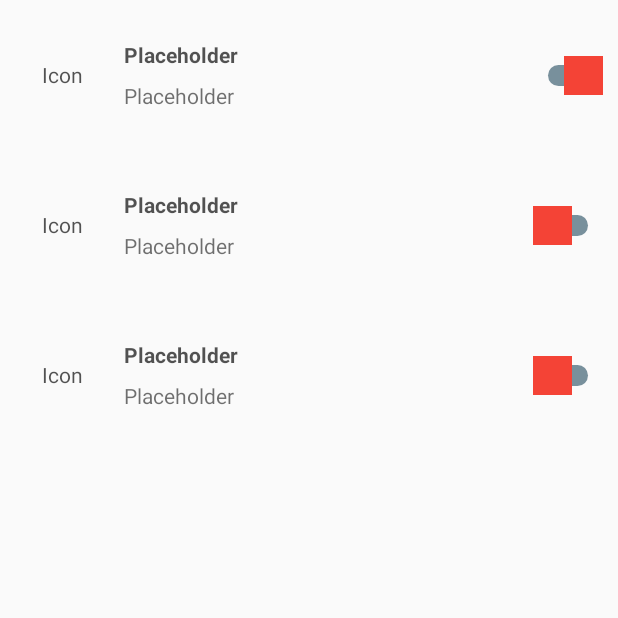
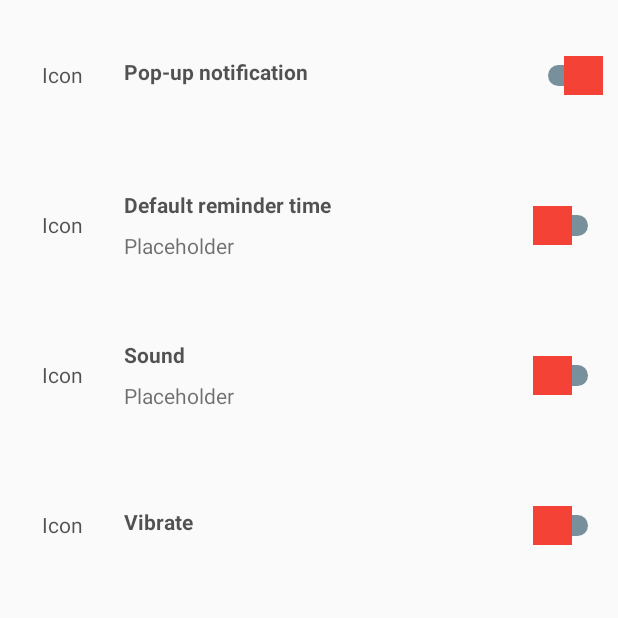
Before and after one commit to tklg/SiTschedule, an Android app: the fragment SettingsFragment shown on its own in the app's theme, on a phone screen of 412 x 824 dp, the top half of it. Run offline under Robolectric (Android 15) with nearby library versions, the phone set to English and light mode, and no system bars; 2 statements that could not run were skipped.

Commit message:
settings page

```diff
--- a/app/build.gradle
+++ b/app/build.gradle
@@ -29,7 +29,6 @@ android {
         }
     }
     dexOptions {
-        incremental true
     }
 }
 
--- a/app/src/main/java/net/tkluge/schedule/ScheduleItemAdapter.java
+++ b/app/src/main/java/net/tkluge/schedule/ScheduleItemAdapter.java
@@ -21,6 +21,7 @@ public class ScheduleItemAdapter extends ArrayAdapter<ScheduleItem> {
     private static class ViewHolder {
         TextView name;
         TextView location;
+        TextView detail;
         Button clickmenu;
         TextView time_start;
         TextView time_end;
@@ -42,6 +43,7 @@ public class ScheduleItemAdapter extends ArrayAdapter<ScheduleItem> {
 
             viewHolder.name = (TextView) convertView.findViewById(R.id.event_name);
             viewHolder.location = (TextView) convertView.findViewById(R.id.event_location);
+            viewHolder.detail = (TextView) convertView.findViewById(R.id.event_detail);
             viewHolder.time_start = (TextView) convertView.findViewById(R.id.event_time_start);
             viewHolder.time_end = (TextView) convertView.findViewById(R.id.event_time_end);
             //viewHolder.clickmenu = (Button) convertView.findViewById(R.id.btn_edit);
@@ -79,6 +81,7 @@ public class ScheduleItemAdapter extends ArrayAdapter<ScheduleItem> {
         //fill template
         viewHolder.name.setText(file.name);
         viewHolder.location.setText(file.location);
+        viewHolder.detail.setText(file.detail);
         viewHolder.time_start.setText(time_start);
         viewHolder.time_end.setText(time_end);
         //viewHolder.clickmenu.setTypeface(Typefaces.get(context, "fontawesome-webfont.ttf"));
--- a/app/src/main/res/layout/fragment_manager.xml
+++ b/app/src/main/res/layout/fragment_manager.xml
@@ -12,7 +12,7 @@
         android:layout_width="56dp"
         android:layout_height="56dp"
         android:id="@+id/manager_add_button"
-        android:elevation="14dp"
+        android:elevation="20dp"
         android:layout_alignParentBottom="true"
         android:layout_alignParentEnd="true"
         android:layout_marginEnd="20dp"
--- a/app/src/main/res/layout/fragment_settings.xml
+++ b/app/src/main/res/layout/fragment_settings.xml
@@ -34,21 +34,14 @@
 
                 <TextView
                     android:layout_width="fill_parent"
-                    android:layout_height="50dp"
-                    android:text="@string/placeholder"
+                    android:layout_height="match_parent"
+                    android:text="@string/settings_push_header"
                     android:id="@+id/textView2"
-                    android:gravity="bottom"
                     android:paddingBottom="4dp"
                     android:textStyle="bold"
-                    android:textColor="@color/text_content" />
+                    android:textColor="@color/text_content"
+                    android:gravity="center_vertical" />
 
-                <TextView
-                    android:layout_width="match_parent"
-                    android:layout_height="50dp"
-                    android:text="@string/placeholder"
-                    android:id="@+id/textView3"
-                    android:paddingTop="4dp"
-                    android:textColor="@color/text_content_2" />
             </LinearLayout>
 
             <Switch
@@ -90,7 +83,7 @@
                 <TextView
                     android:layout_width="fill_parent"
                     android:layout_height="50dp"
-                    android:text="@string/placeholder"
+                    android:text="@string/settings_reminder_time_header"
                     android:id="@+id/textView5"
                     android:gravity="bottom"
                     android:paddingBottom="4dp"
@@ -146,7 +139,7 @@
                 <TextView
                     android:layout_width="fill_parent"
                     android:layout_height="50dp"
-                    android:text="@string/placeholder"
+                    android:text="@string/settings_reminder_sound"
                     android:id="@+id/textView8"
                     android:gravity="bottom"
                     android:paddingBottom="4dp"
@@ -178,5 +171,54 @@
 
         </LinearLayout>
 
+        <LinearLayout
+            android:orientation="horizontal"
+            android:layout_width="match_parent"
+            android:layout_height="100dp"
+            android:divider="@color/accent" >
+
+            <TextView
+                android:layout_width="match_parent"
+                android:layout_height="match_parent"
+                android:text="Icon"
+                android:id="@+id/textView10"
+                android:layout_weight=".8"
+                android:gravity="center"
+                android:textColor="@color/text_content" />
+
+            <LinearLayout
+                android:orientation="vertical"
+                android:layout_width="match_parent"
+                android:layout_height="match_parent"
+                android:layout_weight=".4" >
+
+                <TextView
+                    android:layout_width="fill_parent"
+                    android:layout_height="match_parent"
+                    android:text="@string/settings_reminder_vibrate"
+                    android:id="@+id/textView11"
+                    android:paddingBottom="4dp"
+                    android:textStyle="bold"
+                    android:textColor="@color/text_content"
+                    android:gravity="center_vertical" />
+
+            </LinearLayout>
+
+            <Switch
+                android:layout_width="match_parent"
+                android:layout_height="match_parent"
+                android:id="@+id/switch4"
+                android:layout_weight=".8"
+                android:gravity="center"
+                android:checked="false"
+                android:paddingRight="10dp"
+                android:trackTint="@color/accent"
+                android:thumbTint="@color/main"
+                android:thumbTintMode="src_over"
+                android:trackTintMode="src_over"
+                android:splitTrack="false" />
+
+        </LinearLayout>
+
     </LinearLayout>
 </RelativeLayout>
--- a/app/src/main/res/values/strings.xml
+++ b/app/src/main/res/values/strings.xml
@@ -5,15 +5,9 @@
     <string name="title_section2">App Settings</string>
     <string name="title_section3">Manage Schedules</string>
 
-    <string name="navigation_drawer_open">Open navigation drawer</string>
-    <string name="navigation_drawer_close">Close navigation drawer</string>
-
     <string name="action_settings">Settings</string>
 
     <string name="placeholder">Placeholder</string>
-
-    <string name="hint_username">Username</string>
-    <string name="hint_password">Password</string>
 
     <string name="icon_ellipsis_v">&#xf142;</string>
     <string name="icon_delete">&#xf014;</string>
@@ -23,4 +17,10 @@
     <string name="icon_refresh">&#xf021;</string>
     <string name="icon_warning">&#xf071;</string>
     <string name="icon_link">&#xf0c1;</string>
+
+    <string name="settings_push_header">Pop-up notification</string>
+    <string name="settings_push_detail">Let the app remind you about stuff</string>
+    <string name="settings_reminder_time_header">Default reminder time</string>
+    <string name="settings_reminder_sound">Sound</string>
+    <string name="settings_reminder_vibrate">Vibrate</string>
 </resources>
```
Also changed, not shown: app/src/main/java/net/tkluge/schedule/schedule.json (+9 -9 lines), app/src/main/res/layout/item_timeslot.xml (+14 -4 lines), app/src/main/res/values/styles.xml (+0 -7 lines), 1 other file.
